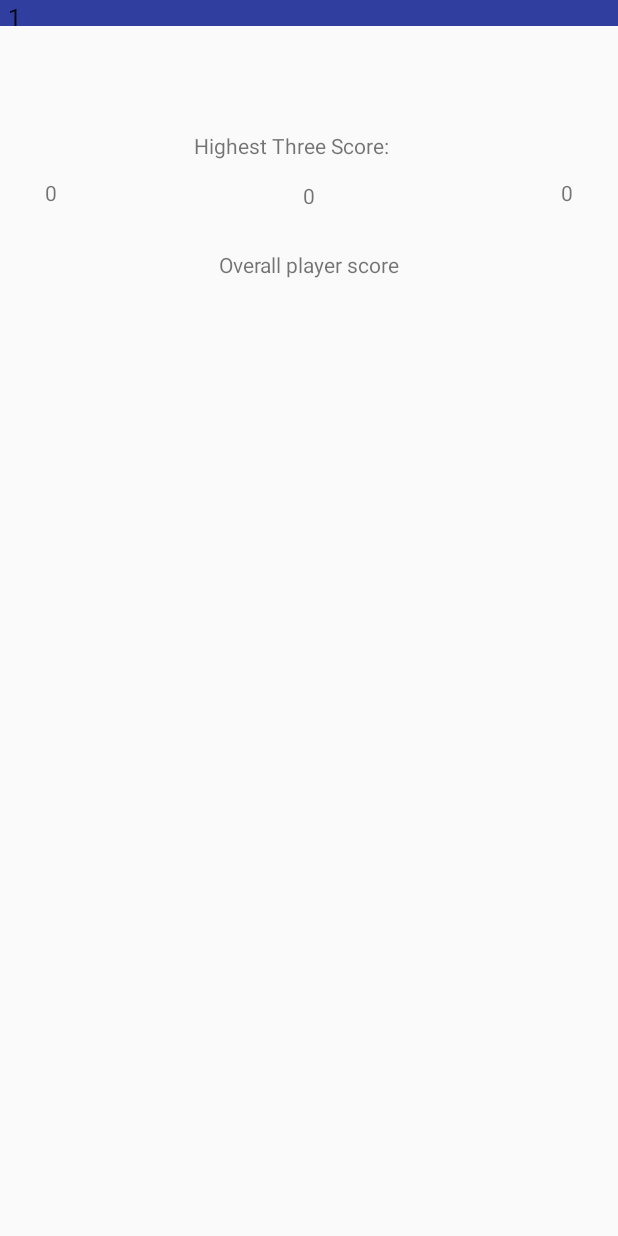
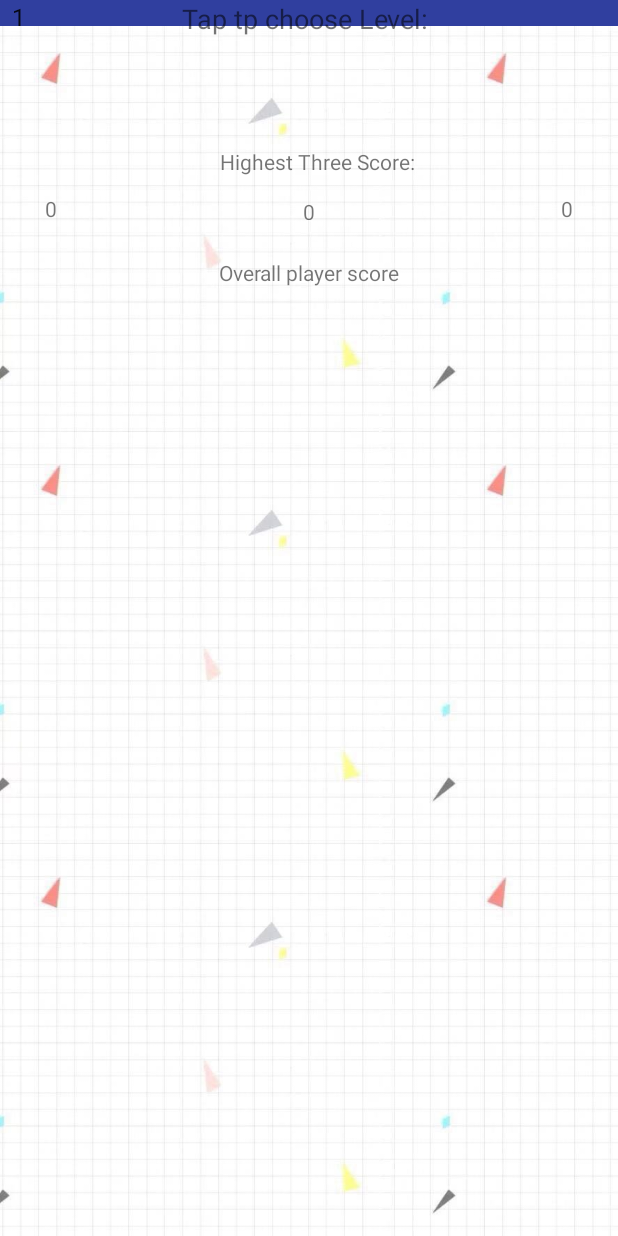
Before and after one commit to lichiheng1998/GameCenter, an Android app: the BoxScoreBoardActivity screen opened directly, with no data from a screen before it, on a phone screen of 412 x 824 dp. Run offline under Robolectric (Android 15) with nearby library versions, the light colour scheme and no system bars.

Commit message:
refactor layout for scoreboard

```diff
--- a/Phase2/GameCenter/app/src/main/res/layout/box_score_board.xml
+++ b/Phase2/GameCenter/app/src/main/res/layout/box_score_board.xml
@@ -4,7 +4,9 @@
     xmlns:app="http://schemas.android.com/apk/res-auto"
     xmlns:tools="http://schemas.android.com/tools"
     android:layout_width="match_parent"
-    android:layout_height="match_parent">
+    android:layout_height="match_parent"
+    android:background="@drawable/global"
+    >
 
     <TextView
         android:id="@+id/boxPlayerName"
@@ -24,7 +26,7 @@
         android:id="@+id/boxHighestText"
         android:layout_width="wrap_content"
         android:layout_height="23dp"
-        android:layout_marginStart="8dp"
+        android:layout_marginStart="40dp"
         android:layout_marginEnd="8dp"
         android:layout_marginBottom="8dp"
         android:text="Highest Three Score:"
@@ -93,14 +95,26 @@
 
     <Spinner
         android:id="@+id/boxSpinner"
-        android:layout_width="472dp"
+        android:layout_width="0dp"
         android:layout_height="17dp"
-        android:layout_marginStart="8dp"
-        android:layout_marginEnd="8dp"
         android:background="@color/colorPrimaryDark"
         app:layout_constraintEnd_toEndOf="parent"
         app:layout_constraintHorizontal_bias="0.153"
         app:layout_constraintStart_toStartOf="parent"
         app:layout_constraintTop_toTopOf="parent" />
 
+    <TextView
+        android:id="@+id/chooseLevel"
+        android:layout_width="170dp"
+        android:layout_height="37dp"
+        android:layout_marginStart="8dp"
+        android:layout_marginEnd="8dp"
+        android:layout_marginBottom="8dp"
+        android:text="Tap tp choose Level:"
+        android:textSize="18sp"
+        app:layout_constraintBottom_toTopOf="@+id/boxPlayerName"
+        app:layout_constraintEnd_toEndOf="parent"
+        app:layout_constraintStart_toStartOf="parent"
+        app:layout_constraintTop_toTopOf="parent" />
+
 </android.support.constraint.ConstraintLayout>
--- a/Phase2/GameCenter/app/src/main/res/layout/memo_score_board.xml
+++ b/Phase2/GameCenter/app/src/main/res/layout/memo_score_board.xml
@@ -3,7 +3,8 @@
     xmlns:tools="http://schemas.android.com/tools"
     android:id="@+id/scoreboard_content"
     android:layout_width="match_parent"
-    android:layout_height="wrap_content">
+    android:layout_height="wrap_content"
+    android:background="@drawable/global">
 
     <Button
         android:id="@+id/buttonAccept"
--- a/Phase2/GameCenter/app/src/main/res/layout/tile_game_score_board.xml
+++ b/Phase2/GameCenter/app/src/main/res/layout/tile_game_score_board.xml
@@ -3,7 +3,10 @@
     xmlns:tools="http://schemas.android.com/tools"
     android:id="@+id/scoreboard_content"
     android:layout_width="match_parent"
-    android:layout_height="match_parent">
+    android:layout_height="match_parent"
+    android:background="@drawable/global"
+    >
+
 
     <Button
         android:id="@+id/button3x3"
```
